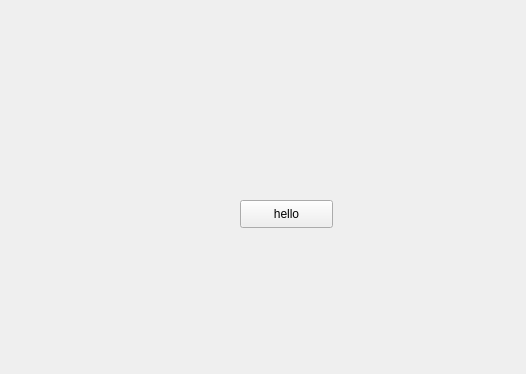
danlidan/socket_project, file ui.ui: the form before one commit; both pictures show x 0 to 526 and y 0 to 374 of the 800 by 600 pixel window.
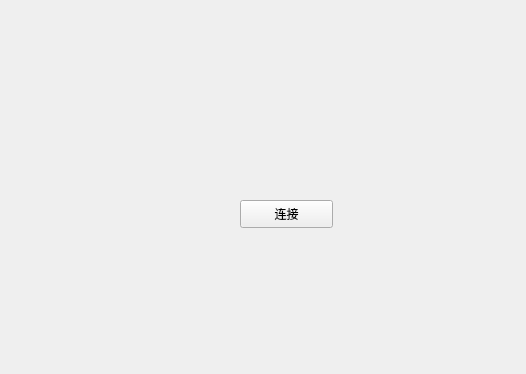
The form after the commit.

What changed in the file:
```diff
--- a/ui.ui
+++ b/ui.ui
@@ -24,7 +24,7 @@
      </rect>
     </property>
     <property name="text">
-     <string>hello</string>
+     <string>连接</string>
     </property>
    </widget>
   </widget>
```
